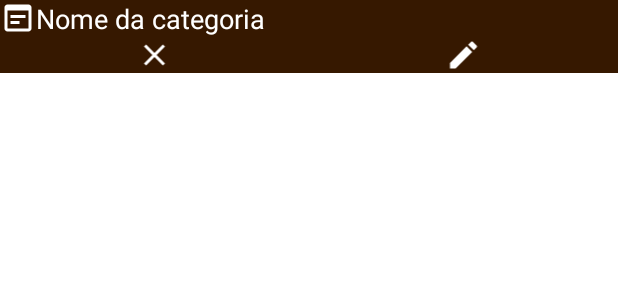
After one commit to PedroHenrique59/TrabalhoPit2, an Android app: the layout adapter_categoria.xml on its own in the app's theme, with its tools: preview values and no code run, on a phone screen of 412 x 824 dp. The commit adds this screen. Shown: the top 300 px of the screen. Run offline under Robolectric (Android 15) with nearby library versions, the phone set to English and light mode, and no system bars; Roboto replaces fonts that are not available here.

Commit message:
excluir categoria

```diff
--- a/app/src/main/AndroidManifest.xml
+++ b/app/src/main/AndroidManifest.xml
@@ -17,6 +17,7 @@
         android:roundIcon="@mipmap/ic_launcher_round"
         android:supportsRtl="true"
         android:theme="@style/AppTheme">
+        <activity android:name=".activity.VerCategoriasActivity"></activity>
         <activity
             android:name=".activity.NaoExisteAlertaActivity"
             android:screenOrientation="portrait"
--- /dev/null
+++ b/app/src/main/res/layout/adapter_categoria.xml
@@ -0,0 +1,51 @@
+<?xml version="1.0" encoding="utf-8"?>
+<LinearLayout xmlns:android="http://schemas.android.com/apk/res/android"
+    xmlns:app="http://schemas.android.com/apk/res-auto"
+    android:layout_width="match_parent"
+    android:layout_height="wrap_content"
+    android:background="@color/cor_recycler"
+    android:orientation="vertical">
+
+    <LinearLayout
+        android:layout_width="match_parent"
+        android:layout_height="wrap_content"
+        android:orientation="horizontal">
+
+        <ImageView
+            android:id="@+id/imageViewAlertaIcone"
+            android:layout_width="wrap_content"
+            android:layout_height="wrap_content"
+            app:srcCompat="@drawable/ic_categoria_24" />
+
+        <TextView
+            android:id="@+id/textViewNomeCategoria"
+            android:layout_width="wrap_content"
+            android:layout_height="wrap_content"
+            android:text="@string/nomecategoria"
+            android:textColor="@color/colorPrimary"
+            android:textSize="18sp" />
+
+    </LinearLayout>
+
+    <LinearLayout
+        android:layout_width="match_parent"
+        android:layout_height="wrap_content"
+        android:orientation="horizontal">
+
+        <ImageView
+            android:id="@+id/imageViewExcluirCategoria"
+            android:layout_width="wrap_content"
+            android:layout_height="wrap_content"
+            android:layout_weight="1"
+            app:srcCompat="@drawable/ic_excluir" />
+
+        <ImageView
+            android:id="@+id/imageViewEditarCategoria"
+            android:layout_width="wrap_content"
+            android:layout_height="wrap_content"
+            android:layout_weight="1"
+            app:srcCompat="@drawable/ic_editar" />
+
+    </LinearLayout>
+
+</LinearLayout>
--- a/app/src/main/res/menu/activity_main_drawer.xml
+++ b/app/src/main/res/menu/activity_main_drawer.xml
@@ -37,6 +37,10 @@
             android:icon="@drawable/ic_produto_alerta_24"
             android:title="@string/cadastrarproduto" />
         <item
+            android:id="@+id/nav_gerenciar_categorias"
+            android:icon="@drawable/ic_editar"
+            android:title="@string/ver_categorias" />
+        <item
             android:id="@+id/nav_excluir_conta"
             android:icon="@drawable/ic_excluir"
             android:title="@string/excluir" />
--- a/app/src/main/res/values/strings.xml
+++ b/app/src/main/res/values/strings.xml
@@ -58,6 +58,8 @@
     <string name="nenhumalerta">Nenhum alerta cadastrado :(</string>
     <string name="naopossuiconta">Não possui uma conta? Cadastre-se</string>
     <string name="todo">A definir</string>
+    <string name="ver_categorias">Gerenciar categorias</string>
+    <string name="nomecategoria">Nome da categoria</string>
 
     <string name="title_activity_menu_lateral">MenuLateralActivity</string>
     <string name="navigation_drawer_open">Open navigation drawer</string>
```
Also changed, not shown: app/src/main/java/com/fornadagora/activity/MenuLateralActivity.java (+13 -0 lines), app/src/main/java/com/fornadagora/activity/VerCategoriasActivity.java (added, +76 -0 lines), app/src/main/java/com/fornadagora/adapter/AdapterCategorias.java (added, +181 -0 lines), app/src/main/res/layout/activity_ver_categorias.xml (added, +17 -0 lines).
